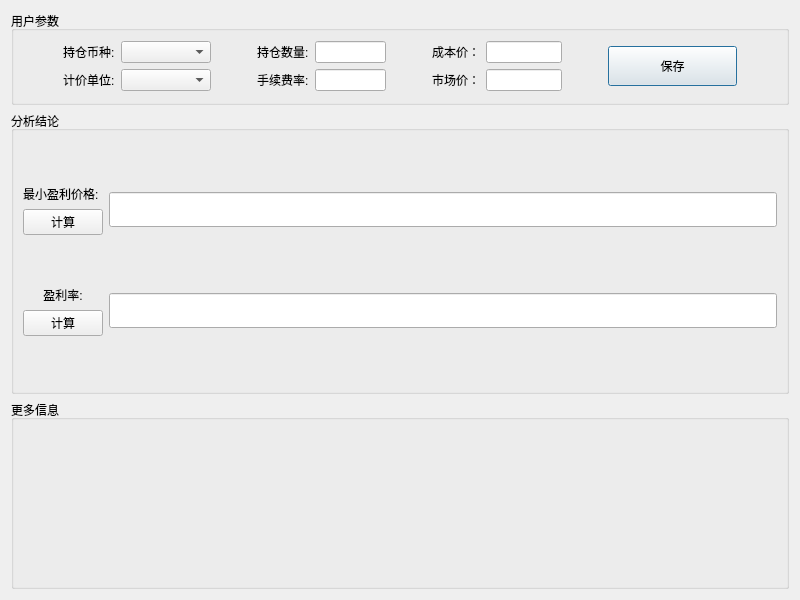
First picture: the form in ProfitCalculation/dialog.ui, repository BeyondESH/USDT_Profit_Calculation, before the edit.
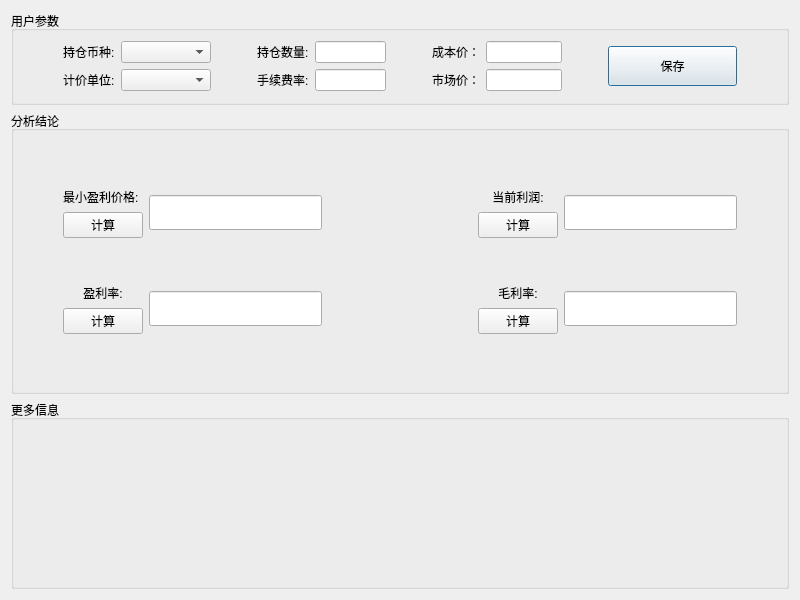
Second picture: the form after the edit. Icons and pictures are not drawn.

Commit message: 第一阶段ui设计完成

Diff of the .ui file:
```diff
--- a/ProfitCalculation/dialog.ui
+++ b/ProfitCalculation/dialog.ui
@@ -297,15 +297,33 @@
        <property name="title">
         <string>分析结论</string>
        </property>
-       <layout class="QVBoxLayout" name="verticalLayout_7">
+       <layout class="QGridLayout" name="gridLayout_3">
+        <item row="1" column="0">
+         <layout class="QVBoxLayout" name="verticalLayout_2">
         <item>
-         <layout class="QVBoxLayout" name="profitVL">
+           <layout class="QHBoxLayout" name="horizontalLayout">
           <item>
-           <layout class="QHBoxLayout" name="profitHL">
+             <spacer name="horizontalSpacer_10">
+              <property name="orientation">
+               <enum>Qt::Orientation::Horizontal</enum>
+              </property>
+              <property name="sizeType">
+               <enum>QSizePolicy::Policy::Fixed</enum>
+              </property>
+              <property name="sizeHint" stdset="0">
+               <size>
+                <width>40</width>
+                <height>20</height>
+               </size>
+              </property>
+             </spacer>
+            </item>
             <item>
-             <layout class="QVBoxLayout" name="profitvVL_2">
+             <layout class="QHBoxLayout" name="minProfitHL">
               <item>
-               <widget class="QLabel" name="profitlabel">
+               <layout class="QVBoxLayout" name="minProfitvVL" stretch="0,0">
+                <item>
+                 <widget class="QLabel" name="minProfitlabel">
                 <property name="layoutDirection">
                  <enum>Qt::LayoutDirection::LeftToRight</enum>
                 </property>
@@ -315,6 +333,78 @@
                </widget>
               </item>
               <item>
+                 <widget class="QPushButton" name="minProfitPushButton">
+                  <property name="sizePolicy">
+                   <sizepolicy hsizetype="Minimum" vsizetype="Maximum">
+                    <horstretch>0</horstretch>
+                    <verstretch>0</verstretch>
+                   </sizepolicy>
+                  </property>
+                  <property name="minimumSize">
+                   <size>
+                    <width>0</width>
+                    <height>0</height>
+                   </size>
+                  </property>
+                  <property name="text">
+                   <string>计算</string>
+                  </property>
+                 </widget>
+                </item>
+               </layout>
+              </item>
+              <item>
+               <widget class="QLineEdit" name="minLineEdit">
+                <property name="sizePolicy">
+                 <sizepolicy hsizetype="Expanding" vsizetype="Maximum">
+                  <horstretch>0</horstretch>
+                  <verstretch>0</verstretch>
+                 </sizepolicy>
+                </property>
+                <property name="maximumSize">
+                 <size>
+                  <width>16777215</width>
+                  <height>35</height>
+                 </size>
+                </property>
+               </widget>
+              </item>
+             </layout>
+            </item>
+            <item>
+             <spacer name="horizontalSpacer_6">
+              <property name="orientation">
+               <enum>Qt::Orientation::Horizontal</enum>
+              </property>
+              <property name="sizeType">
+               <enum>QSizePolicy::Policy::Fixed</enum>
+              </property>
+              <property name="sizeHint" stdset="0">
+               <size>
+                <width>150</width>
+                <height>20</height>
+               </size>
+              </property>
+             </spacer>
+            </item>
+            <item>
+             <layout class="QHBoxLayout" name="profitHL" stretch="0,4">
+              <item>
+               <layout class="QVBoxLayout" name="profitvVL">
+                <item>
+                 <widget class="QLabel" name="profitlabel">
+                  <property name="layoutDirection">
+                   <enum>Qt::LayoutDirection::LeftToRight</enum>
+                  </property>
+                  <property name="text">
+                   <string>当前利润:</string>
+                  </property>
+                  <property name="alignment">
+                   <set>Qt::AlignmentFlag::AlignCenter</set>
+                  </property>
+                 </widget>
+                </item>
+                <item>
                <widget class="QPushButton" name="profitPushButton">
                 <property name="text">
                  <string>计算</string>
@@ -341,10 +431,58 @@
             </item>
            </layout>
           </item>
+            <item>
+             <spacer name="horizontalSpacer_8">
+              <property name="orientation">
+               <enum>Qt::Orientation::Horizontal</enum>
+              </property>
+              <property name="sizeType">
+               <enum>QSizePolicy::Policy::Fixed</enum>
+              </property>
+              <property name="sizeHint" stdset="0">
+               <size>
+                <width>40</width>
+                <height>20</height>
+               </size>
+              </property>
+             </spacer>
+            </item>
          </layout>
         </item>
         <item>
-         <layout class="QVBoxLayout" name="profitRateVL">
+           <spacer name="verticalSpacer">
+            <property name="orientation">
+             <enum>Qt::Orientation::Vertical</enum>
+            </property>
+            <property name="sizeType">
+             <enum>QSizePolicy::Policy::Fixed</enum>
+            </property>
+            <property name="sizeHint" stdset="0">
+             <size>
+              <width>20</width>
+              <height>40</height>
+             </size>
+            </property>
+           </spacer>
+          </item>
+          <item>
+           <layout class="QHBoxLayout" name="horizontalLayout_2">
+            <item>
+             <spacer name="horizontalSpacer_11">
+              <property name="orientation">
+               <enum>Qt::Orientation::Horizontal</enum>
+              </property>
+              <property name="sizeType">
+               <enum>QSizePolicy::Policy::Fixed</enum>
+              </property>
+              <property name="sizeHint" stdset="0">
+               <size>
+                <width>40</width>
+                <height>20</height>
+               </size>
+              </property>
+             </spacer>
+            </item>
           <item>
            <layout class="QHBoxLayout" name="profitRateHL">
             <item>
@@ -389,10 +527,117 @@
             </item>
            </layout>
           </item>
+            <item>
+             <spacer name="horizontalSpacer_7">
+              <property name="orientation">
+               <enum>Qt::Orientation::Horizontal</enum>
+              </property>
+              <property name="sizeType">
+               <enum>QSizePolicy::Policy::Fixed</enum>
+              </property>
+              <property name="sizeHint" stdset="0">
+               <size>
+                <width>150</width>
+                <height>20</height>
+               </size>
+              </property>
+             </spacer>
+            </item>
+            <item>
+             <layout class="QHBoxLayout" name="grossProfitRateHL" stretch="1,4">
+              <item>
+               <layout class="QVBoxLayout" name="grossProfitRateVL">
+                <item>
+                 <widget class="QLabel" name="grossProfitRateLabel">
+                  <property name="layoutDirection">
+                   <enum>Qt::LayoutDirection::LeftToRight</enum>
+                  </property>
+                  <property name="text">
+                   <string>毛利率:</string>
+                  </property>
+                  <property name="alignment">
+                   <set>Qt::AlignmentFlag::AlignCenter</set>
+                  </property>
+                 </widget>
+                </item>
+                <item>
+                 <widget class="QPushButton" name="grossProfitRatePushButton">
+                  <property name="text">
+                   <string>计算</string>
+                  </property>
+                 </widget>
+                </item>
          </layout>
         </item>
         <item>
-         <layout class="QVBoxLayout" name="verticalLayout_6"/>
+               <widget class="QLineEdit" name="grossProfitRateLineEdit">
+                <property name="sizePolicy">
+                 <sizepolicy hsizetype="Expanding" vsizetype="Maximum">
+                  <horstretch>0</horstretch>
+                  <verstretch>0</verstretch>
+                 </sizepolicy>
+                </property>
+                <property name="maximumSize">
+                 <size>
+                  <width>16777215</width>
+                  <height>35</height>
+                 </size>
+                </property>
+               </widget>
+              </item>
+             </layout>
+            </item>
+            <item>
+             <spacer name="horizontalSpacer_9">
+              <property name="orientation">
+               <enum>Qt::Orientation::Horizontal</enum>
+              </property>
+              <property name="sizeType">
+               <enum>QSizePolicy::Policy::Fixed</enum>
+              </property>
+              <property name="sizeHint" stdset="0">
+               <size>
+                <width>40</width>
+                <height>20</height>
+               </size>
+              </property>
+             </spacer>
+            </item>
+           </layout>
+          </item>
+         </layout>
+        </item>
+        <item row="2" column="0">
+         <spacer name="verticalSpacer_2">
+          <property name="orientation">
+           <enum>Qt::Orientation::Vertical</enum>
+          </property>
+          <property name="sizeType">
+           <enum>QSizePolicy::Policy::Fixed</enum>
+          </property>
+          <property name="sizeHint" stdset="0">
+           <size>
+            <width>20</width>
+            <height>40</height>
+           </size>
+          </property>
+         </spacer>
+        </item>
+        <item row="0" column="0">
+         <spacer name="verticalSpacer_3">
+          <property name="orientation">
+           <enum>Qt::Orientation::Vertical</enum>
+          </property>
+          <property name="sizeType">
+           <enum>QSizePolicy::Policy::Fixed</enum>
+          </property>
+          <property name="sizeHint" stdset="0">
+           <size>
+            <width>20</width>
+            <height>40</height>
+           </size>
+          </property>
+         </spacer>
         </item>
        </layout>
       </widget>
```
Left out of the diff: 2 changed lines with no effect on the pictures. Lines whose indentation alone changed are shown as unchanged.
